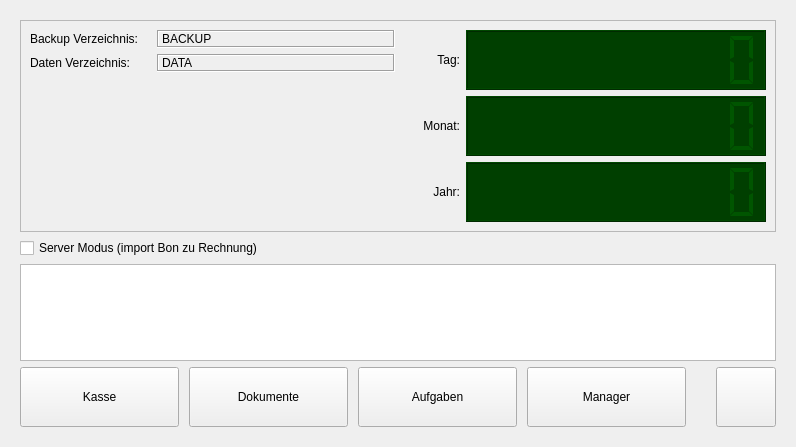
Above: src/ui/qrkhome.ui from todvora/qrk-registrier-kasse before the change. Below: the same form after it.
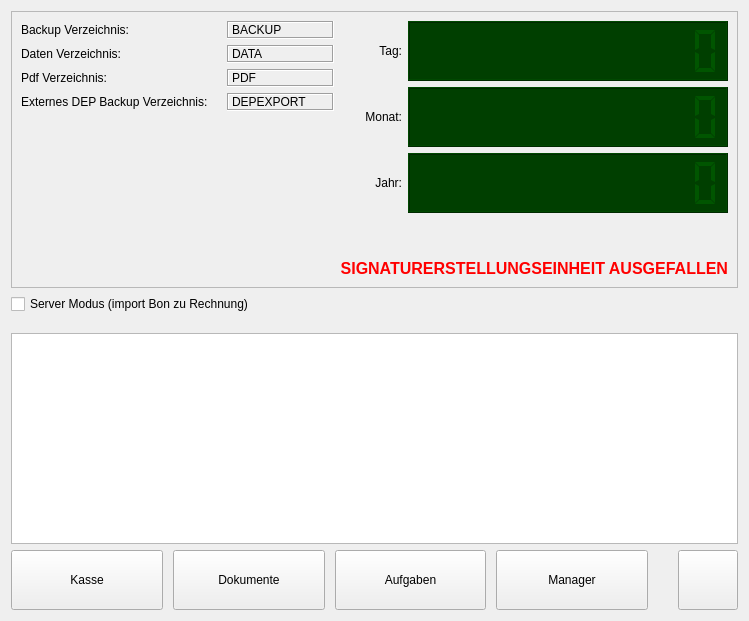
That is the form after the change. Icons and pictures are not drawn.

What changed in the file:
```diff
--- a/src/ui/qrkhome.ui
+++ b/src/ui/qrkhome.ui
@@ -6,10 +6,16 @@
    <rect>
     <x>0</x>
     <y>0</y>
-    <width>796</width>
-    <height>447</height>
+    <width>749</width>
+    <height>621</height>
    </rect>
   </property>
+  <property name="sizePolicy">
+   <sizepolicy hsizetype="Minimum" vsizetype="Minimum">
+    <horstretch>0</horstretch>
+    <verstretch>0</verstretch>
+   </sizepolicy>
+  </property>
   <property name="windowTitle">
    <string>Form</string>
   </property>
@@ -19,23 +25,21 @@
   </property>
   <layout class="QHBoxLayout" name="horizontalLayout_9">
    <item>
+    <layout class="QVBoxLayout" name="verticalLayout_4">
+     <item>
     <widget class="QFrame" name="frame">
-     <layout class="QGridLayout" name="gridLayout">
-      <item row="0" column="0">
-       <layout class="QVBoxLayout" name="verticalLayout_2">
-        <item>
-         <widget class="QFrame" name="frame_2">
+       <property name="sizePolicy">
+        <sizepolicy hsizetype="Minimum" vsizetype="Fixed">
+         <horstretch>0</horstretch>
+         <verstretch>0</verstretch>
+        </sizepolicy>
+       </property>
           <property name="frameShape">
            <enum>QFrame::StyledPanel</enum>
           </property>
-          <property name="frameShadow">
-           <enum>QFrame::Raised</enum>
-          </property>
-          <layout class="QHBoxLayout" name="horizontalLayout_10">
+       <layout class="QVBoxLayout" name="verticalLayout_3">
            <item>
-            <layout class="QHBoxLayout" name="horizontalLayout_8">
-             <item>
-              <layout class="QHBoxLayout" name="horizontalLayout_5">
+         <layout class="QHBoxLayout" name="horizontalLayout_8" stretch="0,0">
                <item>
                 <layout class="QFormLayout" name="formLayout">
                  <item row="0" column="0">
@@ -46,7 +50,7 @@
                   </widget>
                  </item>
                  <item row="0" column="1">
-                  <layout class="QHBoxLayout" name="horizontalLayout_3">
+             <layout class="QHBoxLayout" name="horizontalLayout_3" stretch="0,1">
                    <item>
                     <widget class="QLabel" name="backupDirIconLabel">
                      <property name="sizePolicy">
@@ -89,6 +93,12 @@
                      <property name="text">
                       <string>BACKUP</string>
                      </property>
+                <property name="wordWrap">
+                 <bool>true</bool>
+                </property>
+                <property name="textInteractionFlags">
+                 <set>Qt::LinksAccessibleByMouse|Qt::TextSelectableByKeyboard|Qt::TextSelectableByMouse</set>
+                </property>
                     </widget>
                    </item>
                   </layout>
@@ -101,7 +111,7 @@
                   </widget>
                  </item>
                  <item row="1" column="1">
-                  <layout class="QHBoxLayout" name="horizontalLayout_4">
+             <layout class="QHBoxLayout" name="horizontalLayout_4" stretch="0,1">
                    <item>
                     <widget class="QLabel" name="dataDirIconLabel">
                      <property name="sizePolicy">
@@ -141,9 +151,135 @@
                      <property name="text">
                       <string>DATA</string>
                      </property>
+                <property name="wordWrap">
+                 <bool>true</bool>
+                </property>
+                <property name="textInteractionFlags">
+                 <set>Qt::LinksAccessibleByMouse|Qt::TextSelectableByKeyboard|Qt::TextSelectableByMouse</set>
+                </property>
                     </widget>
                    </item>
                   </layout>
+            </item>
+            <item row="3" column="0">
+             <widget class="QLabel" name="externalDepDescriptionLabel">
+              <property name="text">
+               <string>Externes DEP Backup Verzeichnis:</string>
+              </property>
+             </widget>
+            </item>
+            <item row="3" column="1">
+             <layout class="QHBoxLayout" name="horizontalLayout_5">
+              <item>
+               <widget class="QLabel" name="externalDepDirIconLabel">
+                <property name="sizePolicy">
+                 <sizepolicy hsizetype="Preferred" vsizetype="Preferred">
+                  <horstretch>0</horstretch>
+                  <verstretch>0</verstretch>
+                 </sizepolicy>
+                </property>
+                <property name="frameShape">
+                 <enum>QFrame::NoFrame</enum>
+                </property>
+                <property name="frameShadow">
+                 <enum>QFrame::Raised</enum>
+                </property>
+                <property name="text">
+                 <string/>
+                </property>
+                <property name="pixmap">
+                 <pixmap resource="../qrk.qrc">:/icons/ok.png</pixmap>
+                </property>
+               </widget>
+              </item>
+              <item>
+               <widget class="QLabel" name="externalDepDirlabel">
+                <property name="sizePolicy">
+                 <sizepolicy hsizetype="Expanding" vsizetype="Preferred">
+                  <horstretch>0</horstretch>
+                  <verstretch>0</verstretch>
+                 </sizepolicy>
+                </property>
+                <property name="accessibleName">
+                 <string notr="true"/>
+                </property>
+                <property name="frameShape">
+                 <enum>QFrame::Box</enum>
+                </property>
+                <property name="frameShadow">
+                 <enum>QFrame::Sunken</enum>
+                </property>
+                <property name="text">
+                 <string>DEPEXPORT</string>
+                </property>
+                <property name="wordWrap">
+                 <bool>true</bool>
+                </property>
+                <property name="textInteractionFlags">
+                 <set>Qt::LinksAccessibleByMouse|Qt::TextSelectableByKeyboard|Qt::TextSelectableByMouse</set>
+                </property>
+               </widget>
+              </item>
+             </layout>
+            </item>
+            <item row="2" column="0">
+             <widget class="QLabel" name="label_6">
+              <property name="text">
+               <string>Pdf Verzeichnis:</string>
+              </property>
+             </widget>
+            </item>
+            <item row="2" column="1">
+             <layout class="QHBoxLayout" name="horizontalLayout_10">
+              <item>
+               <widget class="QLabel" name="pdfDirIconLabel">
+                <property name="sizePolicy">
+                 <sizepolicy hsizetype="Preferred" vsizetype="Preferred">
+                  <horstretch>0</horstretch>
+                  <verstretch>0</verstretch>
+                 </sizepolicy>
+                </property>
+                <property name="frameShape">
+                 <enum>QFrame::NoFrame</enum>
+                </property>
+                <property name="frameShadow">
+                 <enum>QFrame::Raised</enum>
+                </property>
+                <property name="text">
+                 <string/>
+                </property>
+                <property name="pixmap">
+                 <pixmap resource="../qrk.qrc">:/icons/ok.png</pixmap>
+                </property>
+               </widget>
+              </item>
+              <item>
+               <widget class="QLabel" name="pdfDirLabel">
+                <property name="sizePolicy">
+                 <sizepolicy hsizetype="Expanding" vsizetype="Preferred">
+                  <horstretch>0</horstretch>
+                  <verstretch>0</verstretch>
+                 </sizepolicy>
+                </property>
+                <property name="accessibleName">
+                 <string notr="true"/>
+                </property>
+                <property name="frameShape">
+                 <enum>QFrame::Box</enum>
+                </property>
+                <property name="frameShadow">
+                 <enum>QFrame::Sunken</enum>
+                </property>
+                <property name="text">
+                 <string>PDF</string>
+                </property>
+                <property name="wordWrap">
+                 <bool>true</bool>
+                </property>
+                <property name="textInteractionFlags">
+                 <set>Qt::LinksAccessibleByMouse|Qt::TextSelectableByKeyboard|Qt::TextSelectableByMouse</set>
+                </property>
+               </widget>
                  </item>
                 </layout>
                </item>
@@ -179,7 +315,7 @@
                    </property>
                    <property name="minimumSize">
                     <size>
-                     <width>300</width>
+                  <width>320</width>
                      <height>60</height>
                     </size>
                    </property>
@@ -392,7 +528,7 @@
                     <bool>false</bool>
                    </property>
                    <property name="digitCount">
-                    <number>10</number>
+                 <number>12</number>
                    </property>
                    <property name="segmentStyle">
                     <enum>QLCDNumber::Flat</enum>
@@ -429,7 +565,7 @@
                    </property>
                    <property name="minimumSize">
                     <size>
-                     <width>300</width>
+                  <width>320</width>
                      <height>60</height>
                     </size>
                    </property>
@@ -639,7 +775,7 @@
                     <bool>false</bool>
                    </property>
                    <property name="digitCount">
-                    <number>10</number>
+                 <number>12</number>
                    </property>
                    <property name="segmentStyle">
                     <enum>QLCDNumber::Flat</enum>
@@ -676,7 +812,7 @@
                    </property>
                    <property name="minimumSize">
                     <size>
-                     <width>300</width>
+                  <width>320</width>
                      <height>60</height>
                     </size>
                    </property>
@@ -886,7 +1022,7 @@
                     <bool>false</bool>
                    </property>
                    <property name="digitCount">
-                    <number>10</number>
+                 <number>12</number>
                    </property>
                    <property name="segmentStyle">
                     <enum>QLCDNumber::Flat</enum>
@@ -908,6 +1044,465 @@
                  </property>
                 </spacer>
                </item>
+            <item>
+             <widget class="QLabel" name="signatureDamagedLabel">
+              <property name="palette">
+               <palette>
+                <active>
+                 <colorrole role="WindowText">
+                  <brush brushstyle="SolidPattern">
+                   <color alpha="255">
+                    <red>255</red>
+                    <green>0</green>
+                    <blue>0</blue>
+                   </color>
+                  </brush>
+                 </colorrole>
+                 <colorrole role="Button">
+                  <brush brushstyle="SolidPattern">
+                   <color alpha="255">
+                    <red>255</red>
+                    <green>0</green>
+                    <blue>0</blue>
+                   </color>
+                  </brush>
+                 </colorrole>
+                 <colorrole role="Light">
+                  <brush brushstyle="SolidPattern">
+                   <color alpha="255">
+                    <red>255</red>
+                    <green>127</green>
+                    <blue>127</blue>
+                   </color>
+                  </brush>
+                 </colorrole>
+                 <colorrole role="Midlight">
+                  <brush brushstyle="SolidPattern">
+                   <color alpha="255">
+                    <red>255</red>
+                    <green>63</green>
+                    <blue>63</blue>
+                   </color>
+                  </brush>
+                 </colorrole>
+                 <colorrole role="Dark">
+                  <brush brushstyle="SolidPattern">
+                   <color alpha="255">
+                    <red>127</red>
+                    <green>0</green>
+                    <blue>0</blue>
+                   </color>
+                  </brush>
+                 </colorrole>
+                 <colorrole role="Mid">
+                  <brush brushstyle="SolidPattern">
+                   <color alpha="255">
+                    <red>170</red>
+                    <green>0</green>
+                    <blue>0</blue>
+                   </color>
+                  </brush>
+                 </colorrole>
+                 <colorrole role="Text">
+                  <brush brushstyle="SolidPattern">
+                   <color alpha="255">
+                    <red>255</red>
+                    <green>0</green>
+                    <blue>0</blue>
+                   </color>
+                  </brush>
+                 </colorrole>
+                 <colorrole role="BrightText">
+                  <brush brushstyle="SolidPattern">
+                   <color alpha="255">
+                    <red>255</red>
+                    <green>0</green>
+                    <blue>0</blue>
+                   </color>
+                  </brush>
+                 </colorrole>
+                 <colorrole role="ButtonText">
+                  <brush brushstyle="SolidPattern">
+                   <color alpha="255">
+                    <red>255</red>
+                    <green>0</green>
+                    <blue>0</blue>
+                   </color>
+                  </brush>
+                 </colorrole>
+                 <colorrole role="Base">
+                  <brush brushstyle="SolidPattern">
+                   <color alpha="255">
+                    <red>255</red>
+                    <green>0</green>
+                    <blue>0</blue>
+                   </color>
+                  </brush>
+                 </colorrole>
+                 <colorrole role="Window">
+                  <brush brushstyle="SolidPattern">
+                   <color alpha="255">
+                    <red>255</red>
+                    <green>0</green>
+                    <blue>0</blue>
+                   </color>
+                  </brush>
+                 </colorrole>
+                 <colorrole role="Shadow">
+                  <brush brushstyle="SolidPattern">
+                   <color alpha="255">
+                    <red>255</red>
+                    <green>0</green>
+                    <blue>0</blue>
+                   </color>
+                  </brush>
+                 </colorrole>
+                 <colorrole role="HighlightedText">
+                  <brush brushstyle="SolidPattern">
+                   <color alpha="255">
+                    <red>255</red>
+                    <green>0</green>
+                    <blue>0</blue>
+                   </color>
+                  </brush>
+                 </colorrole>
+                 <colorrole role="AlternateBase">
+                  <brush brushstyle="SolidPattern">
+                   <color alpha="255">
+                    <red>255</red>
+                    <green>127</green>
+                    <blue>127</blue>
+                   </color>
+                  </brush>
+                 </colorrole>
+                 <colorrole role="ToolTipBase">
+                  <brush brushstyle="SolidPattern">
+                   <color alpha="255">
+                    <red>255</red>
+                    <green>255</green>
+                    <blue>220</blue>
+                   </color>
+                  </brush>
+                 </colorrole>
+                 <colorrole role="ToolTipText">
+                  <brush brushstyle="SolidPattern">
+                   <color alpha="255">
+                    <red>0</red>
+                    <green>0</green>
+                    <blue>0</blue>
+                   </color>
+                  </brush>
+                 </colorrole>
+                </active>
+                <inactive>
+                 <colorrole role="WindowText">
+                  <brush brushstyle="SolidPattern">
+                   <color alpha="255">
+                    <red>255</red>
+                    <green>0</green>
+                    <blue>0</blue>
+                   </color>
+                  </brush>
+                 </colorrole>
+                 <colorrole role="Button">
+                  <brush brushstyle="SolidPattern">
+                   <color alpha="255">
+                    <red>255</red>
+                    <green>0</green>
+                    <blue>0</blue>
+                   </color>
+                  </brush>
+                 </colorrole>
+                 <colorrole role="Light">
+                  <brush brushstyle="SolidPattern">
+                   <color alpha="255">
+                    <red>255</red>
+                    <green>127</green>
+                    <blue>127</blue>
+                   </color>
+                  </brush>
+                 </colorrole>
+                 <colorrole role="Midlight">
+                  <brush brushstyle="SolidPattern">
+                   <color alpha="255">
+                    <red>255</red>
+                    <green>63</green>
+                    <blue>63</blue>
+                   </color>
+                  </brush>
+                 </colorrole>
+                 <colorrole role="Dark">
+                  <brush brushstyle="SolidPattern">
+                   <color alpha="255">
+                    <red>127</red>
+                    <green>0</green>
+                    <blue>0</blue>
+                   </color>
+                  </brush>
+                 </colorrole>
+                 <colorrole role="Mid">
+                  <brush brushstyle="SolidPattern">
+                   <color alpha="255">
+                    <red>170</red>
+                    <green>0</green>
+                    <blue>0</blue>
+                   </color>
+                  </brush>
+                 </colorrole>
+                 <colorrole role="Text">
+                  <brush brushstyle="SolidPattern">
+                   <color alpha="255">
+                    <red>255</red>
+                    <green>0</green>
+                    <blue>0</blue>
+                   </color>
+                  </brush>
+                 </colorrole>
+                 <colorrole role="BrightText">
+                  <brush brushstyle="SolidPattern">
+                   <color alpha="255">
+                    <red>255</red>
+                    <green>0</green>
+                    <blue>0</blue>
+                   </color>
+                  </brush>
+                 </colorrole>
+                 <colorrole role="ButtonText">
+                  <brush brushstyle="SolidPattern">
+                   <color alpha="255">
+                    <red>255</red>
+                    <green>0</green>
+                    <blue>0</blue>
+                   </color>
+                  </brush>
+                 </colorrole>
+                 <colorrole role="Base">
+                  <brush brushstyle="SolidPattern">
+                   <color alpha="255">
+                    <red>255</red>
+                    <green>0</green>
+                    <blue>0</blue>
+                   </color>
+                  </brush>
+                 </colorrole>
+                 <colorrole role="Window">
+                  <brush brushstyle="SolidPattern">
+                   <color alpha="255">
+                    <red>255</red>
+                    <green>0</green>
+                    <blue>0</blue>
+                   </color>
+                  </brush>
+                 </colorrole>
+                 <colorrole role="Shadow">
+                  <brush brushstyle="SolidPattern">
+                   <color alpha="255">
+                    <red>255</red>
+                    <green>0</green>
+                    <blue>0</blue>
+                   </color>
+                  </brush>
+                 </colorrole>
+                 <colorrole role="HighlightedText">
+                  <brush brushstyle="SolidPattern">
+                   <color alpha="255">
+                    <red>255</red>
+                    <green>0</green>
+                    <blue>0</blue>
+                   </color>
+                  </brush>
+                 </colorrole>
+                 <colorrole role="AlternateBase">
+                  <brush brushstyle="SolidPattern">
+                   <color alpha="255">
+                    <red>255</red>
+                    <green>127</green>
+                    <blue>127</blue>
+                   </color>
+                  </brush>
+                 </colorrole>
+                 <colorrole role="ToolTipBase">
+                  <brush brushstyle="SolidPattern">
+                   <color alpha="255">
+                    <red>255</red>
+                    <green>255</green>
+                    <blue>220</blue>
+                   </color>
+                  </brush>
+                 </colorrole>
+                 <colorrole role="ToolTipText">
+                  <brush brushstyle="SolidPattern">
+                   <color alpha="255">
+                    <red>0</red>
+                    <green>0</green>
+                    <blue>0</blue>
+                   </color>
+                  </brush>
+                 </colorrole>
+                </inactive>
+                <disabled>
+                 <colorrole role="WindowText">
+                  <brush brushstyle="SolidPattern">
+                   <color alpha="255">
+                    <red>127</red>
+                    <green>0</green>
+                    <blue>0</blue>
+                   </color>
+                  </brush>
+                 </colorrole>
+                 <colorrole role="Button">
+                  <brush brushstyle="SolidPattern">
+                   <color alpha="255">
+                    <red>255</red>
+                    <green>0</green>
+                    <blue>0</blue>
+                   </color>
+                  </brush>
+                 </colorrole>
+                 <colorrole role="Light">
+                  <brush brushstyle="SolidPattern">
+                   <color alpha="255">
+                    <red>255</red>
+                    <green>127</green>
+                    <blue>127</blue>
+                   </color>
+                  </brush>
+                 </colorrole>
+                 <colorrole role="Midlight">
+                  <brush brushstyle="SolidPattern">
+                   <color alpha="255">
+                    <red>255</red>
+                    <green>63</green>
+                    <blue>63</blue>
+                   </color>
+                  </brush>
+                 </colorrole>
+                 <colorrole role="Dark">
+                  <brush brushstyle="SolidPattern">
+                   <color alpha="255">
+                    <red>127</red>
+                    <green>0</green>
+                    <blue>0</blue>
+                   </color>
+                  </brush>
+                 </colorrole>
+                 <colorrole role="Mid">
+                  <brush brushstyle="SolidPattern">
+                   <color alpha="255">
+                    <red>170</red>
+                    <green>0</green>
+                    <blue>0</blue>
+                   </color>
+                  </brush>
+                 </colorrole>
+                 <colorrole role="Text">
+                  <brush brushstyle="SolidPattern">
+                   <color alpha="255">
+                    <red>127</red>
+                    <green>0</green>
+                    <blue>0</blue>
+                   </color>
+                  </brush>
+                 </colorrole>
+                 <colorrole role="BrightText">
+                  <brush brushstyle="SolidPattern">
+                   <color alpha="255">
+                    <red>255</red>
+                    <green>0</green>
+                    <blue>0</blue>
+                   </color>
+                  </brush>
+                 </colorrole>
+                 <colorrole role="ButtonText">
+                  <brush brushstyle="SolidPattern">
+                   <color alpha="255">
+                    <red>127</red>
+                    <green>0</green>
+                    <blue>0</blue>
+                   </color>
+                  </brush>
+                 </colorrole>
+                 <colorrole role="Base">
+                  <brush brushstyle="SolidPattern">
+                   <color alpha="255">
+                    <red>255</red>
+                    <green>0</green>
+                    <blue>0</blue>
+                   </color>
+                  </brush>
+                 </colorrole>
+                 <colorrole role="Window">
+                  <brush brushstyle="SolidPattern">
+                   <color alpha="255">
+                    <red>255</red>
+                    <green>0</green>
+                    <blue>0</blue>
+                   </color>
+                  </brush>
+                 </colorrole>
+                 <colorrole role="Shadow">
+                  <brush brushstyle="SolidPattern">
+                   <color alpha="255">
+                    <red>255</red>
+                    <green>0</green>
+                    <blue>0</blue>
+                   </color>
+                  </brush>
+                 </colorrole>
+                 <colorrole role="HighlightedText">
+                  <brush brushstyle="SolidPattern">
+                   <color alpha="255">
+                    <red>255</red>
+                    <green>0</green>
+                    <blue>0</blue>
+                   </color>
+                  </brush>
+                 </colorrole>
+                 <colorrole role="AlternateBase">
+                  <brush brushstyle="SolidPattern">
+                   <color alpha="255">
+                    <red>255</red>
+                    <green>0</green>
+                    <blue>0</blue>
+                   </color>
+                  </brush>
+                 </colorrole>
+                 <colorrole role="ToolTipBase">
+                  <brush brushstyle="SolidPattern">
+                   <color alpha="255">
+                    <red>255</red>
+                    <green>255</green>
+                    <blue>220</blue>
+                   </color>
+                  </brush>
+                 </colorrole>
+                 <colorrole role="ToolTipText">
+                  <brush brushstyle="SolidPattern">
+                   <color alpha="255">
+                    <red>0</red>
+                    <green>0</green>
+                    <blue>0</blue>
+                   </color>
+                  </brush>
+                 </colorrole>
+                </disabled>
+               </palette>
+              </property>
+              <property name="font">
+               <font>
+                <pointsize>12</pointsize>
+                <weight>75</weight>
+                <bold>true</bold>
+               </font>
+              </property>
+              <property name="text">
+               <string>SIGNATURERSTELLUNGSEINHEIT AUSGEFALLEN</string>
+              </property>
+              <property name="alignment">
+               <set>Qt::AlignRight|Qt::AlignTrailing|Qt::AlignVCenter</set>
+              </property>
+             </widget>
+            </item>
               </layout>
              </item>
             </layout>
@@ -915,8 +1510,16 @@
           </layout>
          </widget>
         </item>
+     <item>
+      <layout class="QVBoxLayout" name="verticalLayout_2" stretch="0,0,1">
         <item>
          <widget class="QCheckBox" name="serverModeCheckBox">
+         <property name="sizePolicy">
+          <sizepolicy hsizetype="Minimum" vsizetype="Minimum">
+           <horstretch>0</horstretch>
+           <verstretch>0</verstretch>
+          </sizepolicy>
+         </property>
           <property name="text">
            <string>Server Modus (import Bon zu Rechnung)</string>
           </property>
@@ -929,8 +1532,8 @@
           </property>
           <property name="sizeHint" stdset="0">
            <size>
-            <width>20</width>
-            <height>40</height>
+           <width>256</width>
+           <height>13</height>
            </size>
           </property>
          </spacer>
@@ -938,25 +1541,47 @@
         <item>
          <widget class="QListWidget" name="importWidget">
           <property name="sizePolicy">
-           <sizepolicy hsizetype="Expanding" vsizetype="Maximum">
+          <sizepolicy hsizetype="Preferred" vsizetype="Preferred">
             <horstretch>0</horstretch>
             <verstretch>0</verstretch>
            </sizepolicy>
           </property>
-         </widget>
-        </item>
-        <item>
-         <spacer name="verticalSpacer_3">
-          <property name="orientation">
-           <enum>Qt::Vertical</enum>
-          </property>
-          <property name="sizeHint" stdset="0">
-           <size>
-            <width>20</width>
-            <height>40</height>
-           </size>
-          </property>
-         </spacer>
+         <property name="minimumSize">
+          <size>
+           <width>0</width>
+           <height>0</height>
+          </size>
+         </property>
+         <property name="maximumSize">
+          <size>
+           <width>16777215</width>
+           <height>16777215</height>
+          </size>
+         </property>
+         <property name="sizeIncrement">
+          <size>
+           <width>0</width>
+           <height>0</height>
+          </size>
+         </property>
+         <property name="sizeAdjustPolicy">
+          <enum>QAbstractScrollArea::AdjustIgnored</enum>
+         </property>
+         <property name="alternatingRowColors">
+          <bool>true</bool>
+         </property>
+         <property name="selectionMode">
+          <enum>QAbstractItemView::NoSelection</enum>
+         </property>
+         <property name="resizeMode">
+          <enum>QListView::Adjust</enum>
+         </property>
+         <property name="sortingEnabled">
+          <bool>false</bool>
+         </property>
+        </widget>
+       </item>
+      </layout>
         </item>
         <item>
          <layout class="QHBoxLayout" name="horizontalLayout_2">
@@ -1136,9 +1761,15 @@
       </item>
      </layout>
     </widget>
-   </item>
-  </layout>
- </widget>
+ <tabstops>
+  <tabstop>serverModeCheckBox</tabstop>
+  <tabstop>registerButton</tabstop>
+  <tabstop>documentButton</tabstop>
+  <tabstop>taskButton</tabstop>
+  <tabstop>managerButton</tabstop>
+  <tabstop>menuButton</tabstop>
+  <tabstop>importWidget</tabstop>
+ </tabstops>
  <resources>
   <include location="../qrk.qrc"/>
  </resources>
```
Left out of the diff: 11 changed lines with no effect on the pictures. Lines whose indentation alone changed are shown as unchanged.
